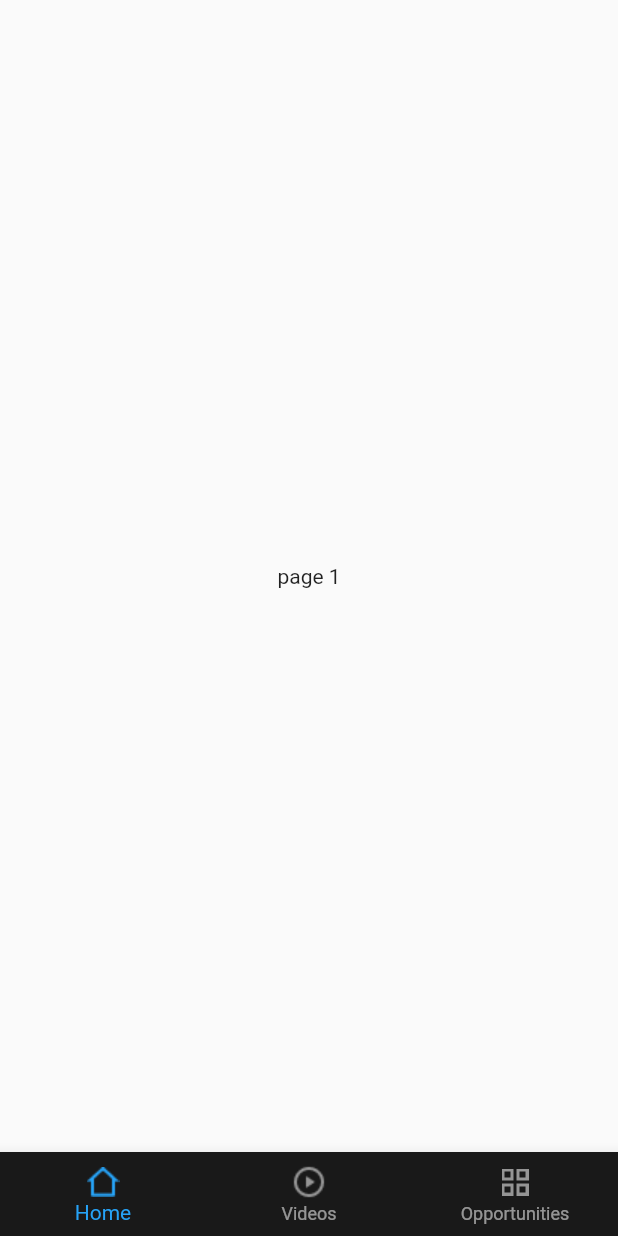
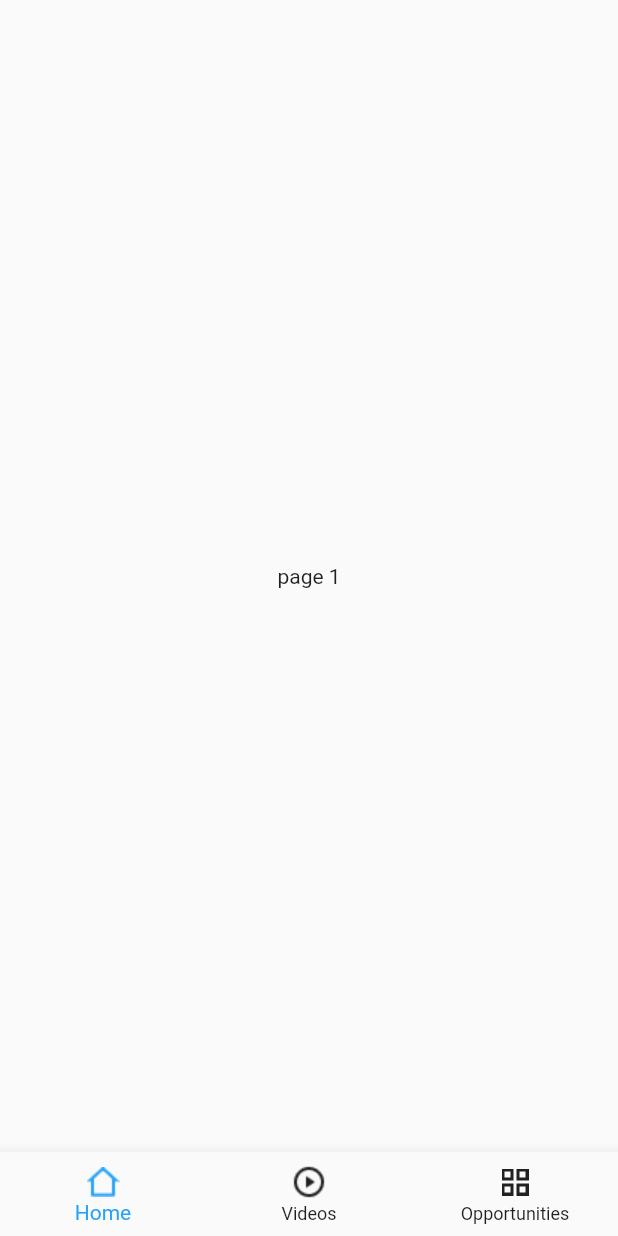
Before and after one commit to husseinkad/translation-dept.-app-, a Flutter app: the screen it shows after launch, on a phone screen of 412 x 824 dp. Run offline on Flutter 3.47's test engine with Material 2 defaults, Android fonts, the phone set to English and light mode, and no system bars.

Commit message:
bottom nav bar

```diff
--- a/lib/main.dart
+++ b/lib/main.dart
@@ -1,6 +1,8 @@
 import 'package:flutter/material.dart';
 
 void main() {
+  WidgetsFlutterBinding.ensureInitialized();
+ // await Firebase.initializeApp();
   runApp(const MyApp());
 }
 
@@ -51,11 +53,11 @@ class _HomeState extends State<Home> {
       bottomNavigationBar: BottomNavigationBar(
         // showSelectedLabels: false,
         // showUnselectedLabels: false,
-        unselectedItemColor: Colors.white54,
+        unselectedItemColor: Colors.black87,
         selectedItemColor: const Color(0xFF26A3F7),
         currentIndex: _selectedScreenIndex,
         onTap: _selectScreen,
-        backgroundColor: const Color(0xff191919),
+        // backgroundColor: const Color(0xff191919),
         items: const [
           BottomNavigationBarItem(
             icon: ImageIcon(
```
